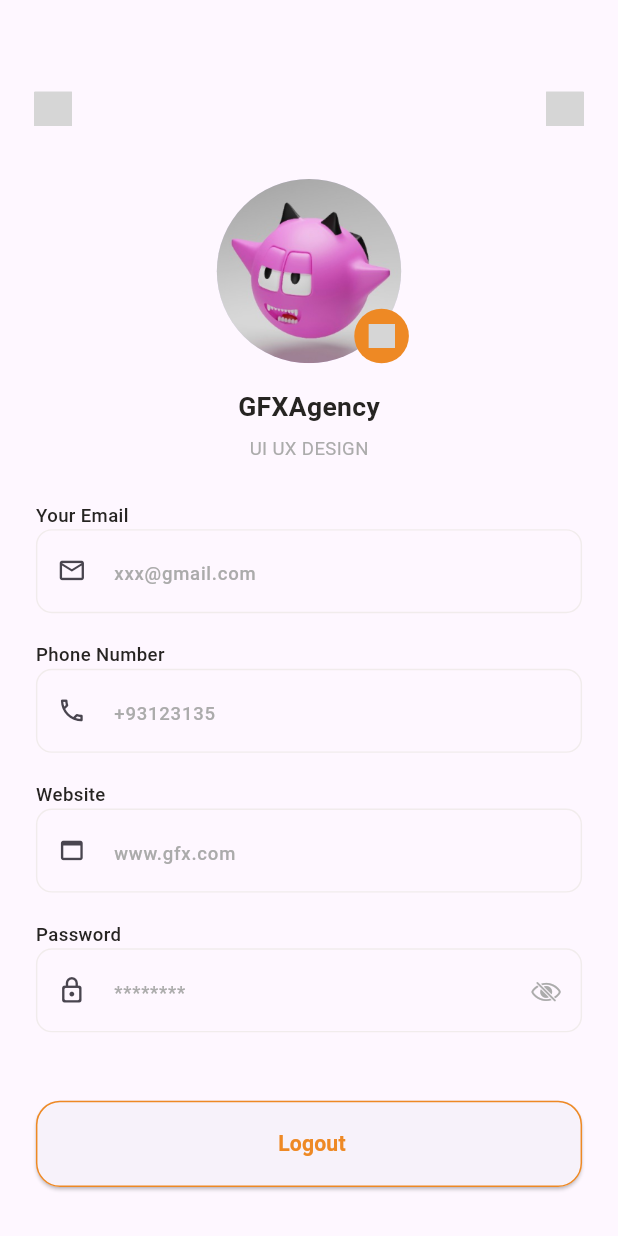
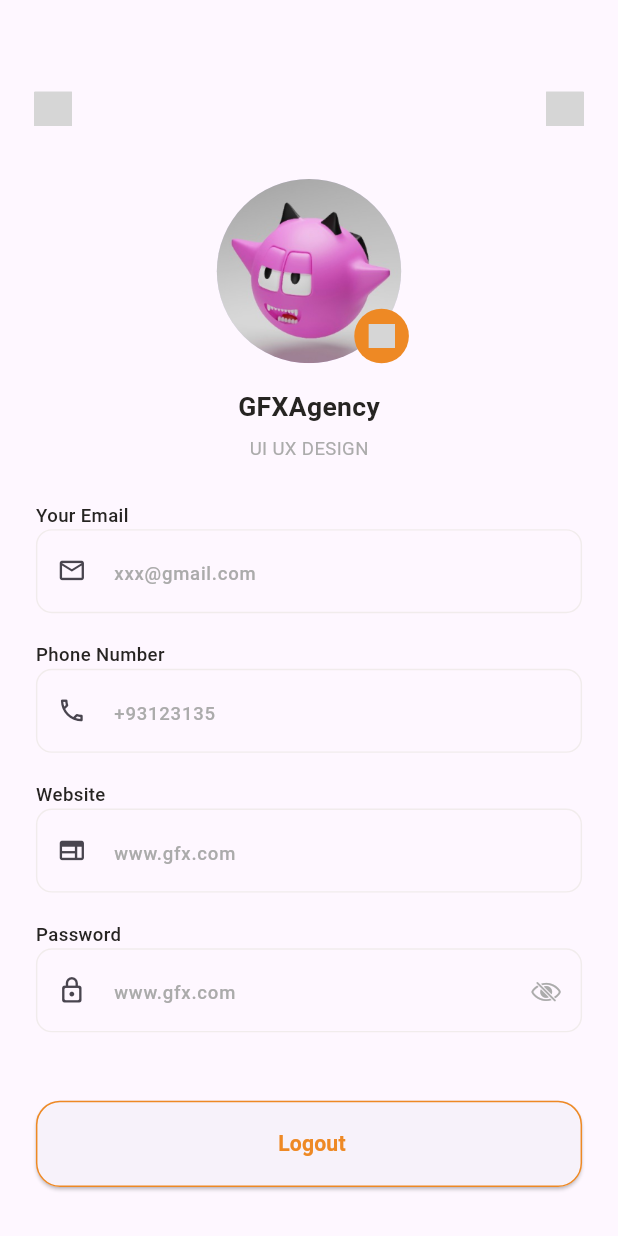
Before and after one commit to a7medjamal/CAT-Reloaded-Task, a Flutter app: the screen it shows after launch, on a phone screen of 412 x 824 dp. Run offline on Flutter 3.47's test engine with Material 3 defaults, Android fonts, the phone set to English and light mode, and no system bars; our stand-ins replace flutter_screenutil, flutter_svg; Roboto replaces fonts that are missing (Poppins); grey boxes are pictures that could not be loaded.

Commit message:
Finished the task

```diff
--- a/flutter_screen_task/lib/views/settings_view.dart
+++ b/flutter_screen_task/lib/views/settings_view.dart
@@ -110,14 +110,14 @@ class SettingsView extends StatelessWidget {
                 const CustomTextField(
                   labelName: 'Website',
                   hintText: 'www.gfx.com',
-                  icon: Icons.web_asset_outlined,
+                  icon: Icons.web_outlined,
                   isPassword: false,
                   isPhoneNumber: false,
                 ),
                 SizedBox(height: 20.h),
                 const CustomTextField(
                   labelName: 'Password',
-                  hintText: '********',
+                  hintText: 'www.gfx.com',
                   icon: Icons.lock_outline_rounded,
                   isPassword: true,
                   isPhoneNumber: false,
```
